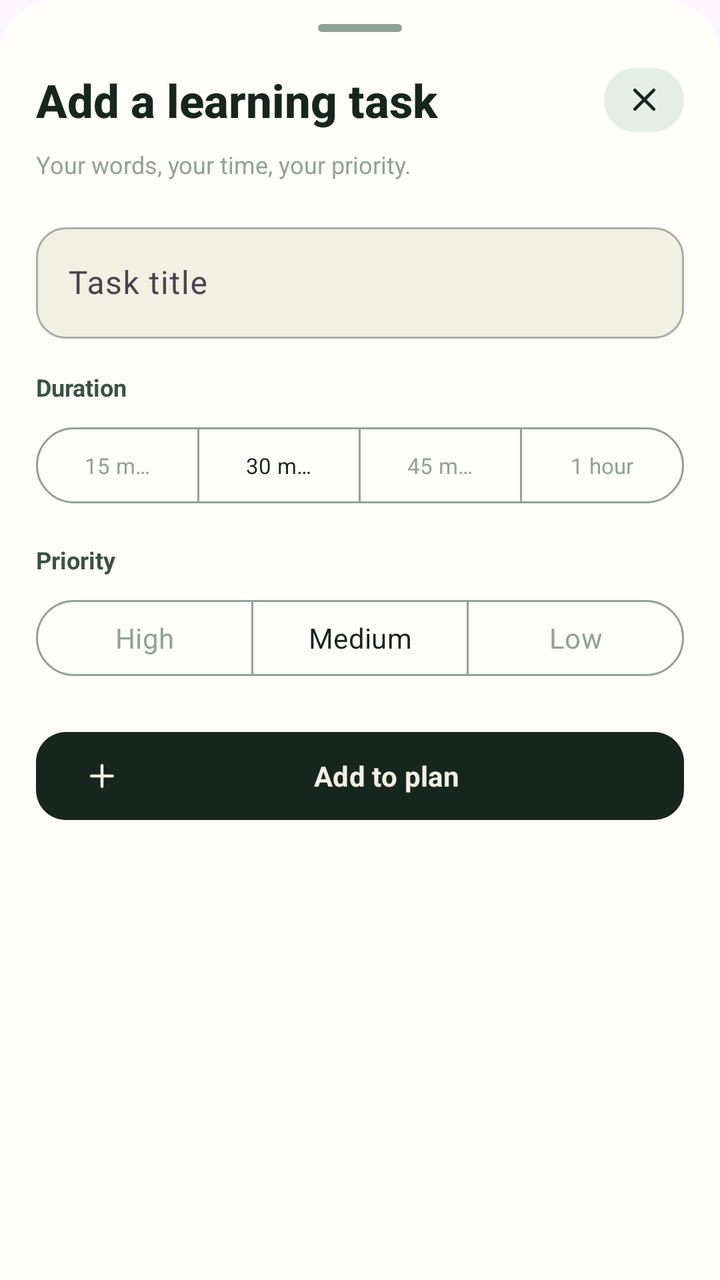
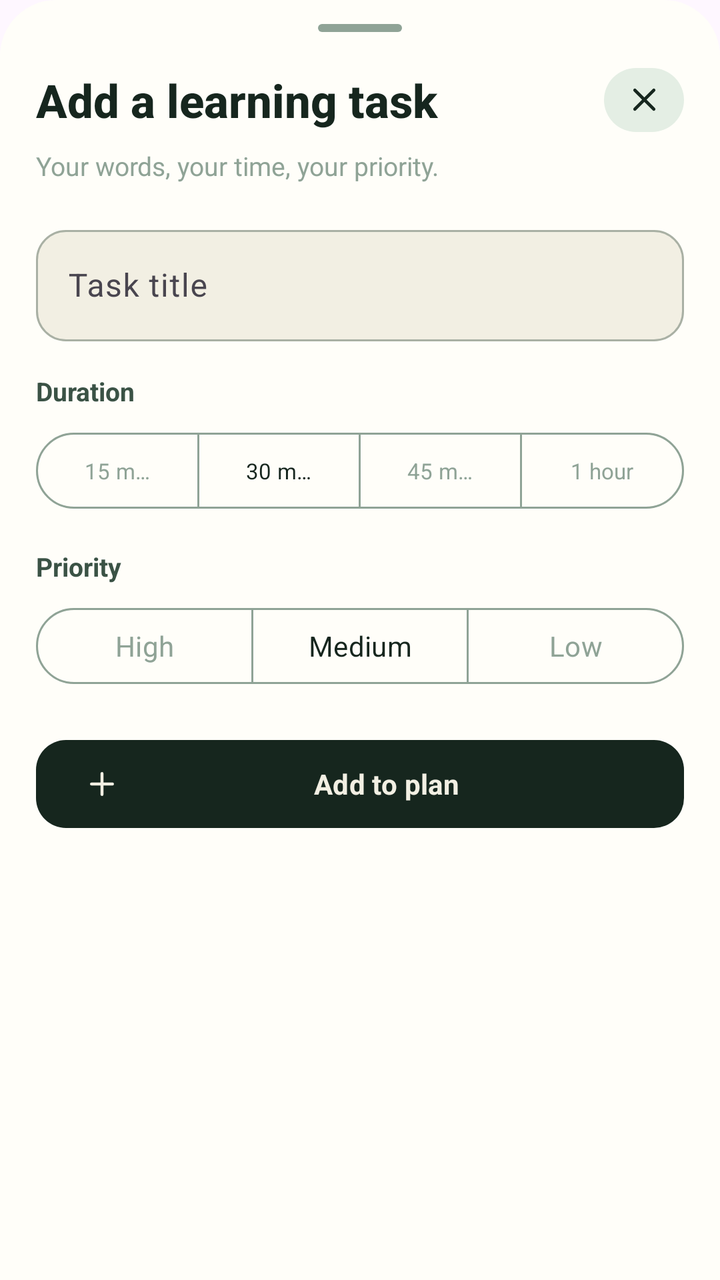

Compare the two renders of this Android layout. The source of the first and the diff that turns it into the second are given below.
<!-- AndroidManifest.xml: application theme Theme.ZenMaestro -->
<!-- res/layout/bottom_sheet_add_task.xml -->
<?xml version="1.0" encoding="utf-8"?>
<androidx.core.widget.NestedScrollView xmlns:android="http://schemas.android.com/apk/res/android"
    xmlns:app="http://schemas.android.com/apk/res-auto"
    android:layout_width="match_parent"
    android:layout_height="wrap_content"
    android:background="@drawable/bg_manual_sheet"
    android:clipToPadding="false"
    android:fillViewport="true"
    android:overScrollMode="never">

    <LinearLayout
        android:layout_width="match_parent"
        android:layout_height="wrap_content"
        android:orientation="vertical"
        android:paddingStart="18dp"
        android:paddingTop="12dp"
        android:paddingEnd="18dp"
        android:paddingBottom="24dp">

        <View
            android:layout_width="42dp"
            android:layout_height="4dp"
            android:layout_gravity="center_horizontal"
            android:background="@drawable/bg_sheet_handle" />

        <LinearLayout
            android:layout_width="match_parent"
            android:layout_height="wrap_content"
            android:layout_marginTop="14dp"
            android:gravity="center_vertical"
            android:orientation="horizontal">

            <TextView
                android:layout_width="0dp"
                android:layout_height="wrap_content"
                android:layout_weight="1"
                android:fontFamily="sans-serif-medium"
                android:text="@string/add_learning_task"
                android:textColor="@color/chalkboard"
                android:textSize="23sp"
                android:textStyle="bold" />

            <com.google.android.material.button.MaterialButton
                android:id="@+id/closeButton"
                android:layout_width="40dp"
                android:layout_height="40dp"
                android:contentDescription="@string/close"
                android:minWidth="0dp"
                android:text=""
                app:backgroundTint="@color/sage_tint"
                app:cornerRadius="20dp"
                app:icon="@drawable/ic_close"
                app:iconGravity="textStart"
                app:iconPadding="0dp"
                app:iconSize="19dp"
                app:iconTint="@color/chalkboard" />
        </LinearLayout>

        <TextView
            android:layout_width="match_parent"
            android:layout_height="wrap_content"
            android:layout_marginTop="4dp"
            android:text="@string/manual_sheet_subtitle"
            android:textColor="@color/sage"
            android:textSize="12sp" />

        <com.google.android.material.textfield.TextInputLayout
            android:id="@+id/taskTitleLayout"
            android:layout_width="match_parent"
            android:layout_height="wrap_content"
            android:layout_marginTop="18dp"
            android:hint="@string/task_title"
            app:boxBackgroundColor="@color/chalk_white"
            app:boxBackgroundMode="outline"
            app:boxCornerRadiusBottomEnd="15dp"
            app:boxCornerRadiusBottomStart="15dp"
            app:boxCornerRadiusTopEnd="15dp"
            app:boxCornerRadiusTopStart="15dp"
            app:boxStrokeColor="@color/input_stroke"
            app:hintTextColor="@color/chalk_line">

            <com.google.android.material.textfield.TextInputEditText
                android:id="@+id/taskTitleInput"
                android:layout_width="match_parent"
                android:layout_height="wrap_content"
                android:imeOptions="actionDone"
                android:inputType="textCapSentences"
                android:maxLines="1"
                android:minHeight="54dp"
                android:textColor="@color/chalkboard"
                android:textColorHint="@color/sage" />
        </com.google.android.material.textfield.TextInputLayout>

        <TextView
            android:layout_width="wrap_content"
            android:layout_height="wrap_content"
            android:layout_marginTop="16dp"
            android:text="@string/duration"
            android:textColor="@color/chalk_line"
            android:textSize="12sp"
            android:textStyle="bold" />

        <com.google.android.material.button.MaterialButtonToggleGroup
            android:id="@+id/durationGroup"
            android:layout_width="match_parent"
            android:layout_height="46dp"
            android:layout_marginTop="8dp"
            app:checkedButton="@id/duration30Button"
            app:selectionRequired="true"
            app:singleSelection="true">

            <com.google.android.material.button.MaterialButton
                android:id="@+id/duration15Button"
                style="@style/Widget.Material3.Button.OutlinedButton"
                android:layout_width="0dp"
                android:layout_height="46dp"
                android:layout_weight="1"
                android:minWidth="0dp"
                android:text="@string/fifteen_minutes"
                android:textAllCaps="false"
                android:textColor="@color/plan_mode_text"
                android:textSize="11sp"
                app:backgroundTint="@color/plan_mode_background"
                app:strokeColor="@color/sage"
                app:strokeWidth="1dp" />

            <com.google.android.material.button.MaterialButton
                android:id="@+id/duration30Button"
                style="@style/Widget.Material3.Button.OutlinedButton"
                android:layout_width="0dp"
                android:layout_height="46dp"
                android:layout_weight="1"
                android:minWidth="0dp"
                android:text="@string/thirty_minutes"
                android:textAllCaps="false"
                android:textColor="@color/plan_mode_text"
                android:textSize="11sp"
                app:backgroundTint="@color/plan_mode_background"
                app:strokeColor="@color/sage"
                app:strokeWidth="1dp" />

            <com.google.android.material.button.MaterialButton
                android:id="@+id/duration45Button"
                style="@style/Widget.Material3.Button.OutlinedButton"
                android:layout_width="0dp"
                android:layout_height="46dp"
                android:layout_weight="1"
                android:minWidth="0dp"
                android:text="@string/forty_five_minutes"
                android:textAllCaps="false"
                android:textColor="@color/plan_mode_text"
                android:textSize="11sp"
                app:backgroundTint="@color/plan_mode_background"
                app:strokeColor="@color/sage"
                app:strokeWidth="1dp" />

            <com.google.android.material.button.MaterialButton
                android:id="@+id/duration60Button"
                style="@style/Widget.Material3.Button.OutlinedButton"
                android:layout_width="0dp"
                android:layout_height="46dp"
                android:layout_weight="1"
                android:minWidth="0dp"
                android:text="@string/one_hour"
                android:textAllCaps="false"
                android:textColor="@color/plan_mode_text"
                android:textSize="11sp"
                app:backgroundTint="@color/plan_mode_background"
                app:strokeColor="@color/sage"
                app:strokeWidth="1dp" />
        </com.google.android.material.button.MaterialButtonToggleGroup>

        <TextView
            android:layout_width="wrap_content"
            android:layout_height="wrap_content"
            android:layout_marginTop="16dp"
            android:text="@string/priority"
            android:textColor="@color/chalk_line"
            android:textSize="12sp"
            android:textStyle="bold" />

        <com.google.android.material.button.MaterialButtonToggleGroup
            android:id="@+id/priorityGroup"
            android:layout_width="match_parent"
            android:layout_height="46dp"
            android:layout_marginTop="8dp"
            app:checkedButton="@id/priorityMediumButton"
            app:selectionRequired="true"
            app:singleSelection="true">

            <com.google.android.material.button.MaterialButton
                android:id="@+id/priorityHighButton"
                style="@style/Widget.Material3.Button.OutlinedButton"
                android:layout_width="0dp"
                android:layout_height="46dp"
                android:layout_weight="1"
                android:minWidth="0dp"
                android:text="@string/high_priority"
                android:textAllCaps="false"
                android:textColor="@color/plan_mode_text"
                app:backgroundTint="@color/plan_mode_background"
                app:strokeColor="@color/sage"
                app:strokeWidth="1dp" />

            <com.google.android.material.button.MaterialButton
                android:id="@+id/priorityMediumButton"
                style="@style/Widget.Material3.Button.OutlinedButton"
                android:layout_width="0dp"
                android:layout_height="46dp"
                android:layout_weight="1"
                android:minWidth="0dp"
                android:text="@string/medium_priority"
                android:textAllCaps="false"
                android:textColor="@color/plan_mode_text"
                app:backgroundTint="@color/plan_mode_background"
                app:strokeColor="@color/sage"
                app:strokeWidth="1dp" />

            <com.google.android.material.button.MaterialButton
                android:id="@+id/priorityLowButton"
                style="@style/Widget.Material3.Button.OutlinedButton"
                android:layout_width="0dp"
                android:layout_height="46dp"
                android:layout_weight="1"
                android:minWidth="0dp"
                android:text="@string/low_priority"
                android:textAllCaps="false"
                android:textColor="@color/plan_mode_text"
                app:backgroundTint="@color/plan_mode_background"
                app:strokeColor="@color/sage"
                app:strokeWidth="1dp" />
        </com.google.android.material.button.MaterialButtonToggleGroup>

        <com.google.android.material.button.MaterialButton
            android:id="@+id/addTaskButton"
            android:layout_width="match_parent"
            android:layout_height="52dp"
            android:layout_marginTop="20dp"
            android:text="@string/add_to_plan"
            android:textAllCaps="false"
            android:textColor="@color/chalk_white"
            android:textSize="14sp"
            android:textStyle="bold"
            app:backgroundTint="@color/chalkboard"
            app:cornerRadius="15dp"
            app:icon="@drawable/ic_add"
            app:iconPadding="8dp"
            app:iconSize="18dp"
            app:iconTint="@color/chalk_white" />
    </LinearLayout>
</androidx.core.widget.NestedScrollView>
<!-- resources referenced by this layout -->
<resources>
  <color name="chalk_line">#3A5245</color>
  <color name="chalk_white">#F2EFE3</color>
  <color name="chalkboard">#16261E</color>
  <color name="sage">#8FA396</color>
  <color name="sage_tint">#E4EEE4</color>
  <!-- drawable bg_manual_sheet (drawable) -->
  <?xml version="1.0" encoding="utf-8"?>
  <shape xmlns:android="http://schemas.android.com/apk/res/android" android:shape="rectangle">
      <solid android:color="@color/paper_white" />
      <corners
          android:topLeftRadius="28dp"
          android:topRightRadius="28dp" />
  </shape>
  <!-- drawable bg_sheet_handle (drawable) -->
  <?xml version="1.0" encoding="utf-8"?>
  <shape xmlns:android="http://schemas.android.com/apk/res/android" android:shape="rectangle">
      <solid android:color="@color/sage" />
      <corners android:radius="3dp" />
  </shape>
  <!-- drawable ic_add (drawable) -->
  <?xml version="1.0" encoding="utf-8"?>
  <vector xmlns:android="http://schemas.android.com/apk/res/android"
      android:width="24dp"
      android:height="24dp"
      android:viewportWidth="24"
      android:viewportHeight="24">
      <path
          android:fillColor="@android:color/transparent"
          android:pathData="M12,5v14M5,12h14"
          android:strokeColor="@color/chalkboard"
          android:strokeLineCap="round"
          android:strokeWidth="2" />
  </vector>
  <!-- drawable ic_close (drawable) -->
  <?xml version="1.0" encoding="utf-8"?>
  <vector xmlns:android="http://schemas.android.com/apk/res/android"
      android:width="24dp"
      android:height="24dp"
      android:viewportWidth="24"
      android:viewportHeight="24">
      <path
          android:fillColor="@android:color/transparent"
          android:pathData="M18,6L6,18M6,6L18,18"
          android:strokeColor="@color/chalkboard"
          android:strokeLineCap="round"
          android:strokeWidth="2" />
  </vector>
  <string name="add_learning_task">Add a learning task</string>
  <string name="add_to_plan">Add to plan</string>
  <string name="close">Close</string>
  <string name="duration">Duration</string>
  <string name="fifteen_minutes">15 min</string>
  <string name="forty_five_minutes">45 min</string>
  <string name="high_priority">High</string>
  <string name="low_priority">Low</string>
  <string name="manual_sheet_subtitle">Your words, your time, your priority.</string>
  <string name="medium_priority">Medium</string>
  <string name="one_hour">1 hour</string>
  <string name="priority">Priority</string>
  <string name="task_title">Task title</string>
  <string name="thirty_minutes">30 min</string>
  <style name="Theme.ZenMaestro" parent="Theme.Material3.Light.NoActionBar">
          <item name="colorPrimary">@color/chalkboard</item>
          <item name="colorOnPrimary">@color/chalk_white</item>
          <item name="colorSecondary">@color/sage_green</item>
          <item name="colorOnSecondary">@color/chalkboard</item>
          <item name="colorSurface">@color/chalk_white</item>
          <item name="colorOnSurface">@color/chalkboard</item>
          <item name="android:fontFamily">sans-serif</item>
          <item name="android:windowLightStatusBar">true</item>
          <item name="android:statusBarColor">@color/chalk_white</item>
          <item name="android:navigationBarColor">@color/chalk_white</item>
          <item name="android:windowActionModeOverlay">true</item>
          <item name="android:windowNoTitle">true</item>
          <item name="android:forceDarkAllowed">false</item>
      </style>
  <color name="paper_white">#FFFEF9</color>
  <color name="sage_green">#8FCBA3</color>
</resources>

<!-- the commit's change to res/layout/bottom_sheet_add_task.xml (unified diff, before → after) -->
@@ -62,7 +62,7 @@
             android:layout_marginTop="4dp"
             android:text="@string/manual_sheet_subtitle"
             android:textColor="@color/sage"
-            android:textSize="12sp" />
+            android:textSize="13sp" />
 
         <com.google.android.material.textfield.TextInputLayout
             android:id="@+id/taskTitleLayout"
@@ -97,7 +97,7 @@
             android:layout_marginTop="16dp"
             android:text="@string/duration"
             android:textColor="@color/chalk_line"
-            android:textSize="12sp"
+            android:textSize="13sp"
             android:textStyle="bold" />
 
         <com.google.android.material.button.MaterialButtonToggleGroup
@@ -176,7 +176,7 @@
             android:layout_marginTop="16dp"
             android:text="@string/priority"
             android:textColor="@color/chalk_line"
-            android:textSize="12sp"
+            android:textSize="13sp"
             android:textStyle="bold" />
 
         <com.google.android.material.button.MaterialButtonToggleGroup
<!-- resource entries referenced after the edit -->
@@ -74,7 +74,7 @@
           <item name="android:navigationBarColor">@color/chalk_white</item>
           <item name="android:windowActionModeOverlay">true</item>
           <item name="android:windowNoTitle">true</item>
-          <item name="android:forceDarkAllowed">false</item>
+          <item name="android:forceDarkAllowed" tools:targetApi="29">false</item>
       </style>
   <color name="paper_white">#FFFEF9</color>
   <color name="sage_green">#8FCBA3</color>
